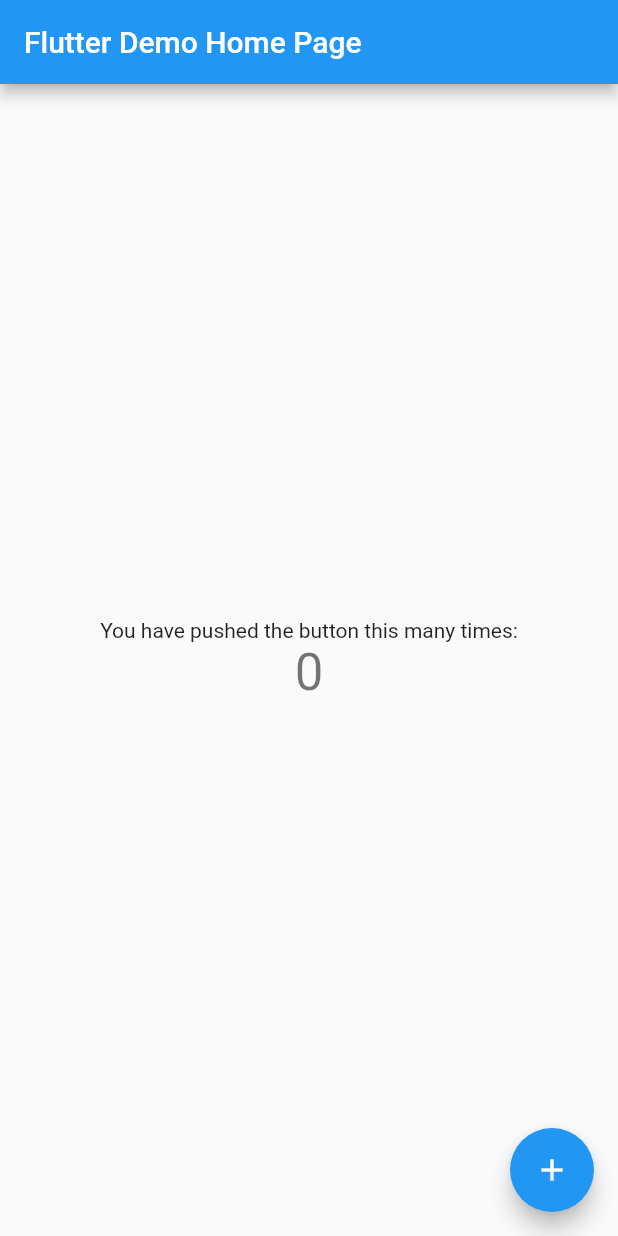
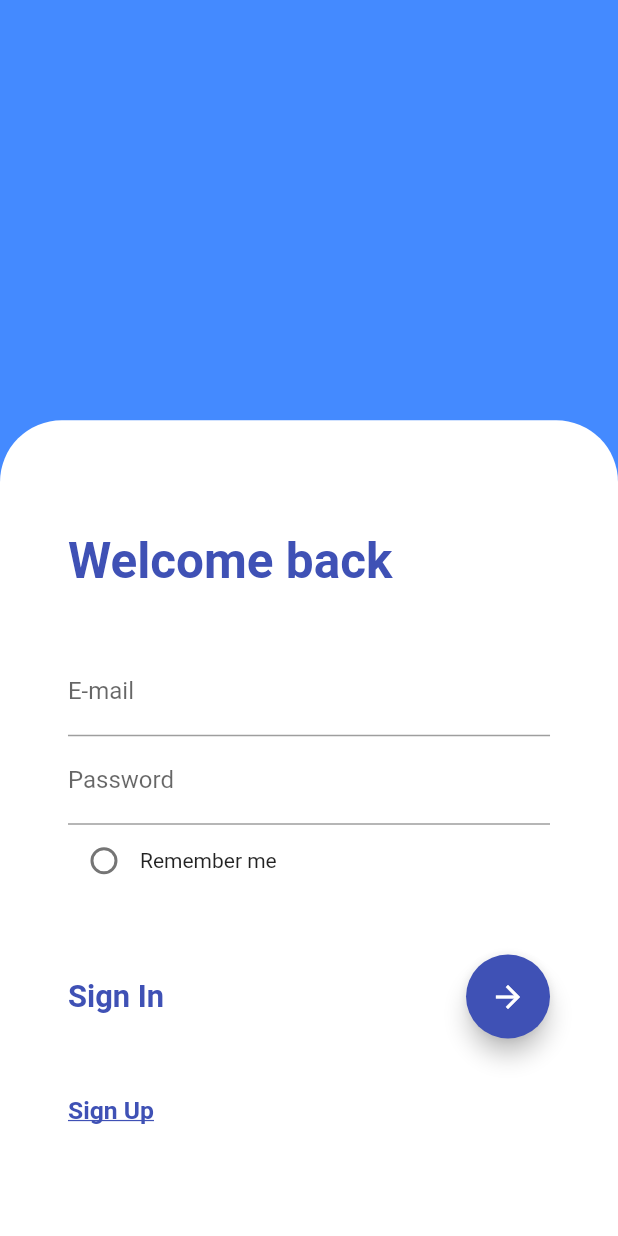
Before and after one commit to CarlosOliveiraa/tela_login, a Flutter app: the screen it shows after launch, on a phone screen of 412 x 824 dp. Run offline on Flutter 3.47's test engine with Material 2 defaults, Android fonts, the phone set to English and light mode, and no system bars.

Commit message:
alterações

```diff
--- a/lib/main.dart
+++ b/lib/main.dart
@@ -1,4 +1,7 @@
 import 'package:flutter/material.dart';
+import 'package:flutter/services.dart';
+
+import 'pages/signin_page.dart';
 
 void main() {
   runApp(const MyApp());
@@ -10,106 +13,21 @@ class MyApp extends StatelessWidget {
   // This widget is the root of your application.
   @override
   Widget build(BuildContext context) {
-    return MaterialApp(
+    SystemChrome.setSystemUIOverlayStyle(
+      const SystemUiOverlayStyle(
+        //statusBar
+        statusBarColor: Colors.transparent,
+        statusBarIconBrightness: Brightness.light,
+        //navigationBar color
+        systemNavigationBarColor: Colors.transparent, //bottom bar color
+        systemNavigationBarIconBrightness: Brightness.dark, //bottom bar icons
+      ),
+    );
+    SystemChrome.setPreferredOrientations([DeviceOrientation.portraitUp]);
+    return const MaterialApp(
       title: 'Flutter Demo',
-      theme: ThemeData(
-        // This is the theme of your application.
-        //
-        // Try running your application with "flutter run". You'll see the
-        // application has a blue toolbar. Then, without quitting the app, try
-        // changing the primarySwatch below to Colors.green and then invoke
-        // "hot reload" (press "r" in the console where you ran "flutter run",
-        // or simply save your changes to "hot reload" in a Flutter IDE).
-        // Notice that the counter didn't reset back to zero; the application
-        // is not restarted.
-        primarySwatch: Colors.blue,
-      ),
-      home: const MyHomePage(title: 'Flutter Demo Home Page'),
+      debugShowCheckedModeBanner: false,
+      home: SignInPage(),
     );
   }
 }
-
-class MyHomePage extends StatefulWidget {
-  const MyHomePage({Key? key, required this.title}) : super(key: key);
-
-  // This widget is the home page of your application. It is stateful, meaning
-  // that it has a State object (defined below) that contains fields that affect
-  // how it looks.
-
-  // This class is the configuration for the state. It holds the values (in this
-  // case the title) provided by the parent (in this case the App widget) and
-  // used by the build method of the State. Fields in a Widget subclass are
-  // always marked "final".
-
-  final String title;
-
-  @override
-  State<MyHomePage> createState() => _MyHomePageState();
-}
-
-class _MyHomePageState extends State<MyHomePage> {
-  int _counter = 0;
-
-  void _incrementCounter() {
-    setState(() {
-      // This call to setState tells the Flutter framework that something has
-      // changed in this State, which causes it to rerun the build method below
-      // so that the display can reflect the updated values. If we changed
-      // _counter without calling setState(), then the build method would not be
-      // called again, and so nothing would appear to happen.
-      _counter++;
-    });
-  }
-
-  @override
-  Widget build(BuildContext context) {
-    // This method is rerun every time setState is called, for instance as done
-    // by the _incrementCounter method above.
-    //
-    // The Flutter framework has been optimized to make rerunning build methods
-    // fast, so that you can just rebuild anything that needs updating rather
-    // than having to individually change instances of widgets.
-    return Scaffold(
-      appBar: AppBar(
-        // Here we take the value from the MyHomePage object that was created by
-        // the App.build method, and use it to set our appbar title.
-        title: Text(widget.title),
-      ),
-      body: Center(
-        // Center is a layout widget. It takes a single child and positions it
-        // in the middle of the parent.
-        child: Column(
-          // Column is also a layout widget. It takes a list of children and
-          // arranges them vertically. By default, it sizes itself to fit its
-          // children horizontally, and tries to be as tall as its parent.
-          //
-          // Invoke "debug painting" (press "p" in the console, choose the
-          // "Toggle Debug Paint" action from the Flutter Inspector in Android
-          // Studio, or the "Toggle Debug Paint" command in Visual Studio Code)
-          // to see the wireframe for each widget.
-          //
-          // Column has various properties to control how it sizes itself and
-          // how it positions its children. Here we use mainAxisAlignment to
-          // center the children vertically; the main axis here is the vertical
-          // axis because Columns are vertical (the cross axis would be
-          // horizontal).
-          mainAxisAlignment: MainAxisAlignment.center,
-          children: <Widget>[
-            const Text(
-              'You have pushed the button this many times:',
-            ),
-            Text(
-              '$_counter',
-              style: Theme.of(context).textTheme.headline4,
-            ),
-          ],
-        ),
-      ),
-      floatingActionButton: FloatingActionButton(
-        onPressed: _incrementCounter,
-        tooltip: 'Increment',
-        child: const Icon(Icons.add),
-      ), // This trailing comma makes auto-formatting nicer for build methods.
-    );
-  }
-}
--- /dev/null
+++ b/lib/pages/signin_page.dart
@@ -0,0 +1,154 @@
+import 'package:flutter/material.dart';
+import 'package:flutter/services.dart';
+
+import 'home_page.dart';
+import 'signup_page.dart';
+
+class SignInPage extends StatefulWidget {
+  const SignInPage({Key? key}) : super(key: key);
+
+  @override
+  _SignInPageState createState() => _SignInPageState();
+}
+
+class _SignInPageState extends State<SignInPage> {
+  bool isChecked = false;
+  final _formKey = GlobalKey<FormState>();
+
+  @override
+  Widget build(BuildContext context) {
+    final size = MediaQuery.of(context).size;
+
+    return Scaffold(
+      body: Container(
+        color: Colors.white,
+        child: Form(
+          key: _formKey,
+          child: Stack(
+            children: [
+              Container(
+                width: size.width,
+                height: size.height * 0.4,
+                color: Colors.blueAccent,
+              ),
+              Align(
+                alignment: Alignment.bottomCenter,
+                child: SingleChildScrollView(
+                  child: Container(
+                    padding: EdgeInsets.symmetric(
+                        vertical: size.height * 0.09,
+                        horizontal: size.width * 0.11),
+                    width: size.width,
+                    height: size.height * 0.66,
+                    decoration: BoxDecoration(
+                      color: Colors.white,
+                      borderRadius: BorderRadius.only(
+                        topLeft: Radius.circular(size.width * 0.1),
+                        topRight: Radius.circular(size.width * 0.1),
+                      ),
+                    ),
+                    child: Column(
+                      mainAxisAlignment: MainAxisAlignment.spaceBetween,
+                      crossAxisAlignment: CrossAxisAlignment.start,
+                      children: [
+                        Text(
+                          "Welcome back",
+                          style: TextStyle(
+                              fontSize: size.width * 0.08,
+                              fontWeight: FontWeight.bold,
+                              color: Colors.indigo),
+                        ),
+                        Column(
+                          mainAxisAlignment: MainAxisAlignment.spaceEvenly,
+                          children: [
+                            TextFormField(
+                              validator: (value) {
+                                if (value == null || value.isEmpty) {
+                                  return "Fill in your email";
+                                }
+                              },
+                              keyboardType: TextInputType.emailAddress,
+                              decoration: const InputDecoration(
+                                  labelText: "E-mail",
+                                  focusColor: Colors.indigo),
+                            ),
+                            TextFormField(
+                              validator: (value) {
+                                if (value == null || value.isEmpty) {
+                                  return "Fill in your password";
+                                }
+                              },
+                              keyboardType: TextInputType.emailAddress,
+                              decoration: const InputDecoration(
+                                  labelText: "Password",
+                                  fillColor: Colors.indigo),
+                            ),
+                            Row(
+                              children: [
+                                Checkbox(
+                                  value: isChecked,
+                                  onChanged: (bool? value) {
+                                    setState(() {
+                                      isChecked = value!;
+                                    });
+                                  },
+                                  shape: CircleBorder(side: BorderSide.none),
+                                  activeColor: Colors.indigo,
+                                ),
+                                Text("Remember me"),
+                              ],
+                            ),
+                          ],
+                        ),
+                        Row(
+                          mainAxisAlignment: MainAxisAlignment.spaceBetween,
+                          children: [
+                            Text(
+                              "Sign In",
+                              style: TextStyle(
+                                  color: Colors.indigo,
+                                  fontSize: size.width * 0.05,
+                                  fontWeight: FontWeight.bold),
+                            ),
+                            FloatingActionButton(
+                              onPressed: () {
+                                if (_formKey.currentState!.validate()) {
+                                  Navigator.push(
+                                      context,
+                                      MaterialPageRoute(
+                                          builder: (context) => HomePage()));
+                                }
+                              },
+                              child: const Icon(Icons.arrow_forward),
+                              backgroundColor: Colors.indigo,
+                            ),
+                          ],
+                        ),
+                        GestureDetector(
+                          onTap: () {
+                            Navigator.push(
+                                context,
+                                MaterialPageRoute(
+                                    builder: (context) => const SignUpPage()));
+                          },
+                          child: Text(
+                            "Sign Up",
+                            style: TextStyle(
+                                color: Colors.indigo,
+                                fontSize: size.width * 0.04,
+                                fontWeight: FontWeight.bold,
+                                decoration: TextDecoration.underline),
+                          ),
+                        )
+                      ],
+                    ),
+                  ),
+                ),
+              )
+            ],
+          ),
+        ),
+      ),
+    );
+  }
+}
```
Also changed, not shown: lib/components/page_components.dart (added, +24 -0 lines), lib/pages/home_page.dart (added, +17 -0 lines), lib/pages/signup_page.dart (added, +165 -0 lines).
